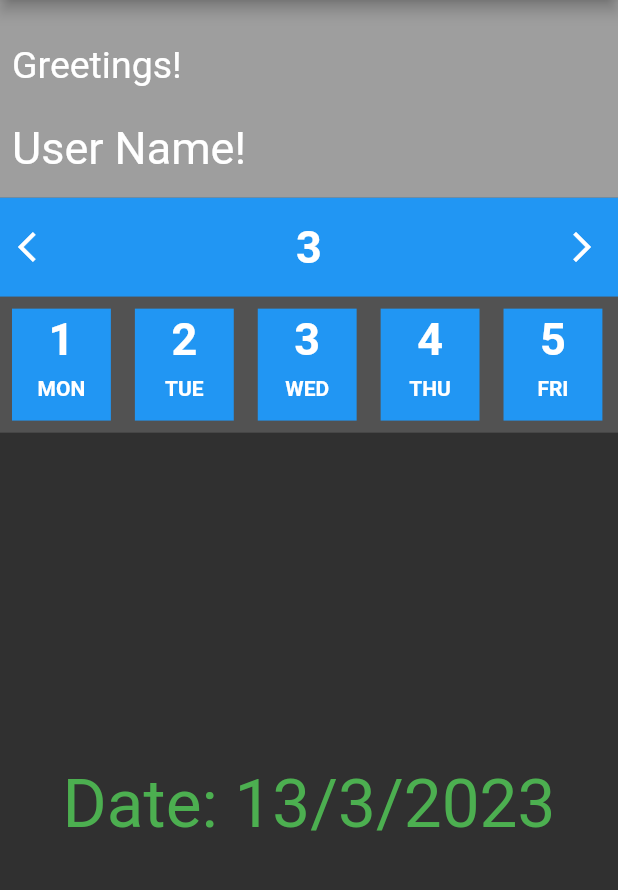
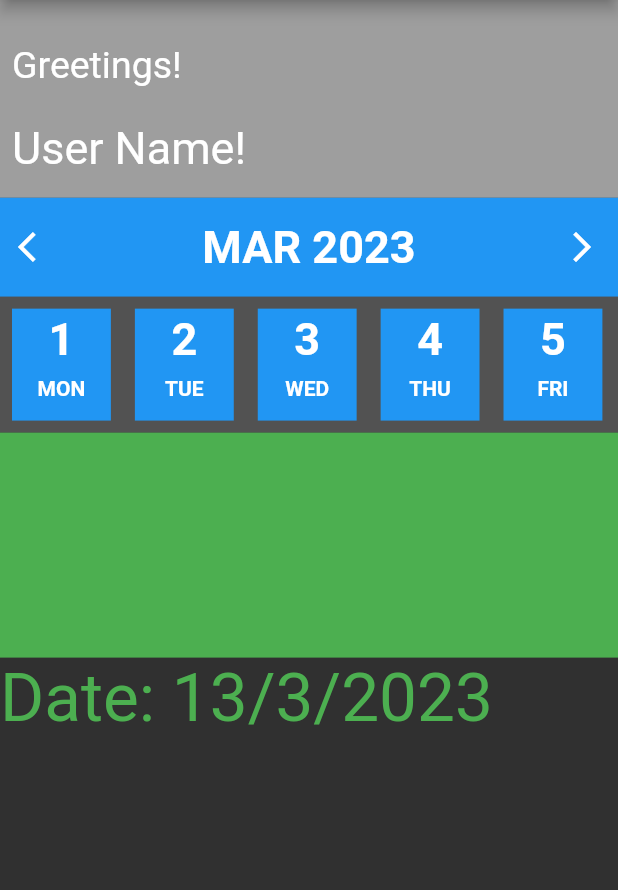
Before and after one commit to tmbmnadim/ToDo-List, a Flutter app: the screen it shows after launch, on a phone screen of 412 x 824 dp, the part 84-974 px from its top. Run offline on Flutter 3.47's test engine with Material 2 defaults, Android fonts, the phone set to English and light mode, and no system bars.

```diff
--- a/lib/main.dart
+++ b/lib/main.dart
@@ -1,4 +1,5 @@
 import 'package:flutter/material.dart';
+import 'package:todolist/pages/todocard.dart';
 import 'package:todolist/pages/todolistpage.dart';
 
 void main() {
--- a/lib/pages/todolistpage.dart
+++ b/lib/pages/todolistpage.dart
@@ -14,6 +14,20 @@ class ListPage extends StatefulWidget {
 class _ListPageState extends State<ListPage> {
   int monthValue = 8;
   DateTime? selectedDate = DateTime.now();
+  List<String> monthName = [
+    "JAN",
+    "FEB",
+    "MAR",
+    "APR",
+    "MAY",
+    "JUN",
+    "JUL",
+    "AUG",
+    "SEP",
+    "OCT",
+    "NOV",
+    "DEC"
+  ];
   List<int> monthDays = [31, 28, 31, 30, 31, 30, 31, 31, 30, 31, 30, 31];
   List<String> weekDays = ["MON", "TUE", "WED", "THU", "FRI", "SAT", "SUN"];
   List<int> selectedDay = [
@@ -34,6 +48,11 @@ class _ListPageState extends State<ListPage> {
         selectedDate = picked;
       });
     }
+  }
+
+  @override
+  void setState(VoidCallback fn) {
+    super.setState(fn);
   }
 
   @override
@@ -126,7 +145,7 @@ class _ListPageState extends State<ListPage> {
                             alignment: Alignment.center,
                             height: (screenHeight * 8) / 100,
                             child: Text(
-                              "${selectedDate?.toLocal().month}",
+                              "${monthName[(selectedDate?.toLocal().month as int) - 1]} ${selectedDate?.toLocal().year}",
                               textAlign: TextAlign.center,
                               style: const TextStyle(
                                   fontWeight: FontWeight.bold,
@@ -192,16 +211,16 @@ class _ListPageState extends State<ListPage> {
                                   alignment: Alignment.center,
                                   height: (screenHeight * 3) / 100,
                                   child: Text(
-                                      weekDays[(((selectedDate
-                                                      ?.toLocal()
-                                                      .weekday as int) -
+                                    weekDays[(((selectedDate?.toLocal().weekday
+                                                    as int) -
                                                 1) +
                                             index) %
                                         7],
                                     style: const TextStyle(
                                         color: Colors.white,
                                         fontWeight: FontWeight.bold),
-                                    )),
+                                  ),
+                                ),
                               ],
                             ),
                           ),
@@ -216,16 +235,16 @@ class _ListPageState extends State<ListPage> {
               child: ListView(
                 children: [
                   Container(
-                    alignment: Alignment.center,
-                    height: (screenHeight * 60) / 100,
-                    width: screenWidth,
-                    color: Colors.transparent,
-                    child: Text(
+                    alignment: Alignment.centerLeft,
+                    height: 150,
+                    width: 20,
+                    color: Colors.green,
+                  ),
+                  Text(
                     "Date: ${selectedDay[2]}/${selectedDay[1]}/${selectedDay[0]}",
                     style: const TextStyle(
                       color: Colors.green,
                       fontSize: 45,
-                      ),
                     ),
                   ),
                 ],
```
Also changed, not shown: lib/pages/todocard.dart (added, +29 -0 lines), pubspec.lock. Lines whose indentation alone changed are shown as unchanged.
